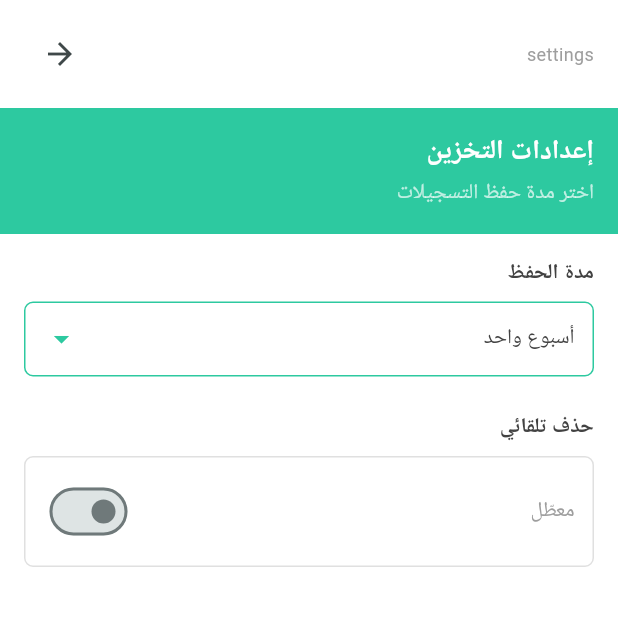
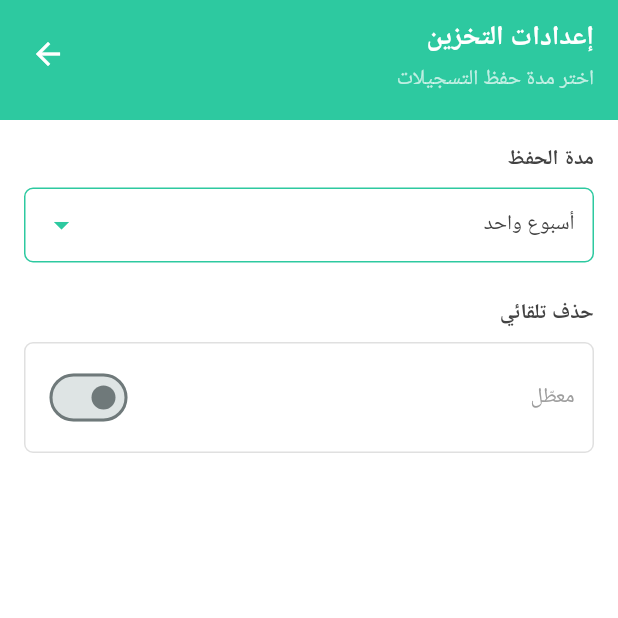
Before and after one commit to EyaHaddad/tsl-mobile-app, a Flutter app: the SettingsScreen screen opened by its route, on a phone screen of 412 x 824 dp, the top half of it. Run offline on Flutter 3.47's test engine with Material 3 defaults, Android fonts, the light colour scheme and no system bars; our stand-ins replace flutter_svg, freezed_annotation, shared_preferences; accounts and stored records are empty.

Commit message:
refactor: improve settings screen layout and styling

```diff
--- a/lib/features/settings/screens/settings_screen.dart
+++ b/lib/features/settings/screens/settings_screen.dart
@@ -78,8 +78,8 @@ class _SettingsScreenState extends State<SettingsScreen> {
                               textDirection: TextDirection.rtl,
                               style: TextStyle(
                                 fontSize: 14,
-                                fontWeight: _selectedDuration ==
-                                        _durations[index]
+                                fontWeight:
+                                    _selectedDuration == _durations[index]
                                     ? FontWeight.bold
                                     : FontWeight.normal,
                                 color: _selectedDuration == _durations[index]
@@ -88,10 +88,7 @@ class _SettingsScreenState extends State<SettingsScreen> {
                               ),
                             ),
                             if (_selectedDuration == _durations[index])
-                              const Icon(
-                                Icons.check,
-                                color: Color(0xFF2DC9A0),
-                              ),
+                              const Icon(Icons.check, color: Color(0xFF2DC9A0)),
                           ],
                         ),
                       ),
@@ -114,30 +111,24 @@ class _SettingsScreenState extends State<SettingsScreen> {
         child: Column(
           crossAxisAlignment: CrossAxisAlignment.start,
           children: [
-            // Top bar
-            Padding(
-              padding: const EdgeInsets.symmetric(horizontal: 16, vertical: 12),
-              child: Row(
-                mainAxisAlignment: MainAxisAlignment.spaceBetween,
-                children: [
-                  const Text(
-                    'settings',
-                    style: TextStyle(fontSize: 12, color: Colors.grey),
-                  ),
-                  IconButton(
-                    icon: const Icon(Icons.arrow_back),
-                    onPressed: () => Navigator.pop(context),
-                  ),
-                ],
-              ),
-            ),
-            // Green header section
+            // Green header section (at top) with back arrow inside
             Container(
               width: double.infinity,
-              padding: const EdgeInsets.all(16),
+              padding: const EdgeInsets.fromLTRB(8, 12, 16, 16),
               color: const Color(0xFF2DC9A0),
-              child: const Column(
+              child: Directionality(
+                textDirection: TextDirection.ltr,
+                child: Row(
                   crossAxisAlignment: CrossAxisAlignment.start,
+                  children: [
+                    IconButton(
+                      icon: const Icon(Icons.arrow_back, color: Colors.white),
+                      onPressed: () => Navigator.of(context).pop(),
+                    ),
+                    const SizedBox(width: 8),
+                    const Expanded(
+                      child: Column(
+                        crossAxisAlignment: CrossAxisAlignment.end,
                         children: [
                           Text(
                             'إعدادات التخزين',
@@ -158,6 +149,10 @@ class _SettingsScreenState extends State<SettingsScreen> {
                             ),
                           ),
                         ],
+                      ),
+                    ),
+                  ],
+                ),
               ),
             ),
             // Settings content
```
Lines whose indentation alone changed are shown as unchanged.
